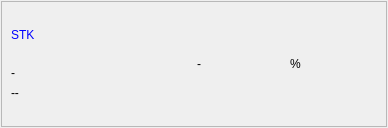
Qt form UI/pos.ui (colaisr/algotrader) before a commit.
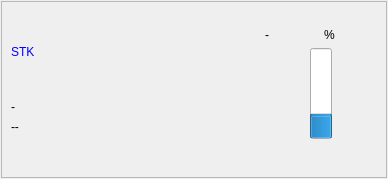
The same form after that commit.

What changed in the file:
```diff
--- a/UI/pos.ui
+++ b/UI/pos.ui
@@ -7,7 +7,7 @@
     <x>0</x>
     <y>0</y>
     <width>388</width>
-    <height>128</height>
+    <height>179</height>
    </rect>
   </property>
   <property name="windowTitle">
@@ -39,7 +39,7 @@
      </property>
      <layout class="QGridLayout" name="gridLayout_2">
       <item row="0" column="0">
-       <layout class="QHBoxLayout" name="horizontalLayout_2">
+       <layout class="QHBoxLayout" name="horizontalLayout_4">
         <item>
          <layout class="QVBoxLayout" name="bulck_data">
           <item>
@@ -107,11 +107,37 @@
           </item>
          </layout>
         </item>
+        <item>
+         <spacer name="horizontalSpacer_3">
+          <property name="orientation">
+           <enum>Qt::Horizontal</enum>
+          </property>
+          <property name="sizeHint" stdset="0">
+           <size>
+            <width>40</width>
+            <height>20</height>
+           </size>
+          </property>
+         </spacer>
+        </item>
         <item>
          <layout class="QGridLayout" name="gg"/>
         </item>
         <item>
-         <layout class="QVBoxLayout" name="verticalLayout">
+         <spacer name="horizontalSpacer_4">
+          <property name="orientation">
+           <enum>Qt::Horizontal</enum>
+          </property>
+          <property name="sizeHint" stdset="0">
+           <size>
+            <width>40</width>
+            <height>20</height>
+           </size>
+          </property>
+         </spacer>
+        </item>
+        <item>
+         <layout class="QVBoxLayout" name="verticalLayout_2">
           <item>
            <spacer name="verticalSpacer_4">
             <property name="orientation">
@@ -120,13 +146,18 @@
             <property name="sizeHint" stdset="0">
              <size>
               <width>20</width>
-              <height>40</height>
+              <height>28</height>
              </size>
             </property>
            </spacer>
           </item>
+          <item>
+           <layout class="QVBoxLayout" name="verticalLayout">
           <item>
            <layout class="QHBoxLayout" name="horizontalLayout">
+              <item>
+               <layout class="QHBoxLayout" name="horizontalLayout_2"/>
+              </item>
             <item>
              <widget class="QLabel" name="lProfitP">
               <property name="text">
@@ -140,6 +171,54 @@
                <string>%</string>
               </property>
              </widget>
+              </item>
+              <item>
+               <layout class="QHBoxLayout" name="horizontalLayout_3"/>
+              </item>
+             </layout>
+            </item>
+            <item>
+             <layout class="QHBoxLayout" name="pbl">
+              <item>
+               <spacer name="horizontalSpacer_2">
+                <property name="orientation">
+                 <enum>Qt::Horizontal</enum>
+                </property>
+                <property name="sizeHint" stdset="0">
+                 <size>
+                  <width>40</width>
+                  <height>20</height>
+                 </size>
+                </property>
+               </spacer>
+              </item>
+              <item>
+               <widget class="QProgressBar" name="prgProfit">
+                <property name="value">
+                 <number>24</number>
+                </property>
+                <property name="orientation">
+                 <enum>Qt::Vertical</enum>
+                </property>
+                <property name="invertedAppearance">
+                 <bool>false</bool>
+                </property>
+               </widget>
+              </item>
+              <item>
+               <spacer name="horizontalSpacer">
+                <property name="orientation">
+                 <enum>Qt::Horizontal</enum>
+                </property>
+                <property name="sizeHint" stdset="0">
+                 <size>
+                  <width>40</width>
+                  <height>20</height>
+                 </size>
+                </property>
+               </spacer>
+              </item>
+             </layout>
             </item>
            </layout>
           </item>
```
Lines whose indentation alone changed are shown as unchanged.
